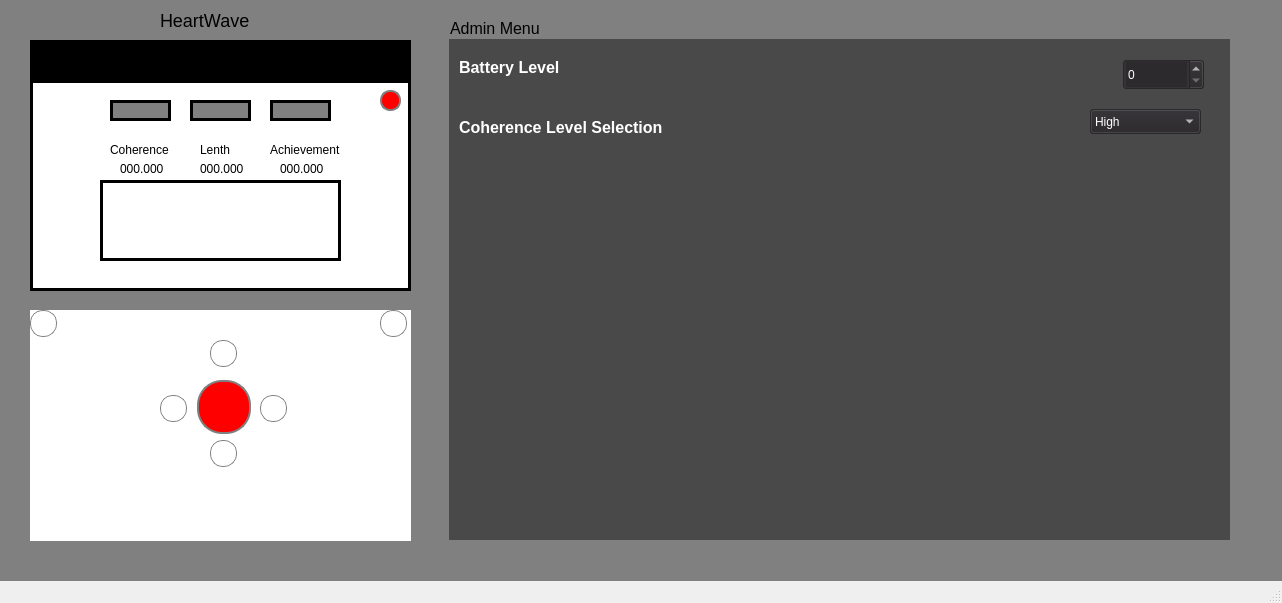
This is mainwindow.ui in ErikScholtzH/COMP-3004-Final-Project as Qt 5 draws it before an edit. The edited form follows.
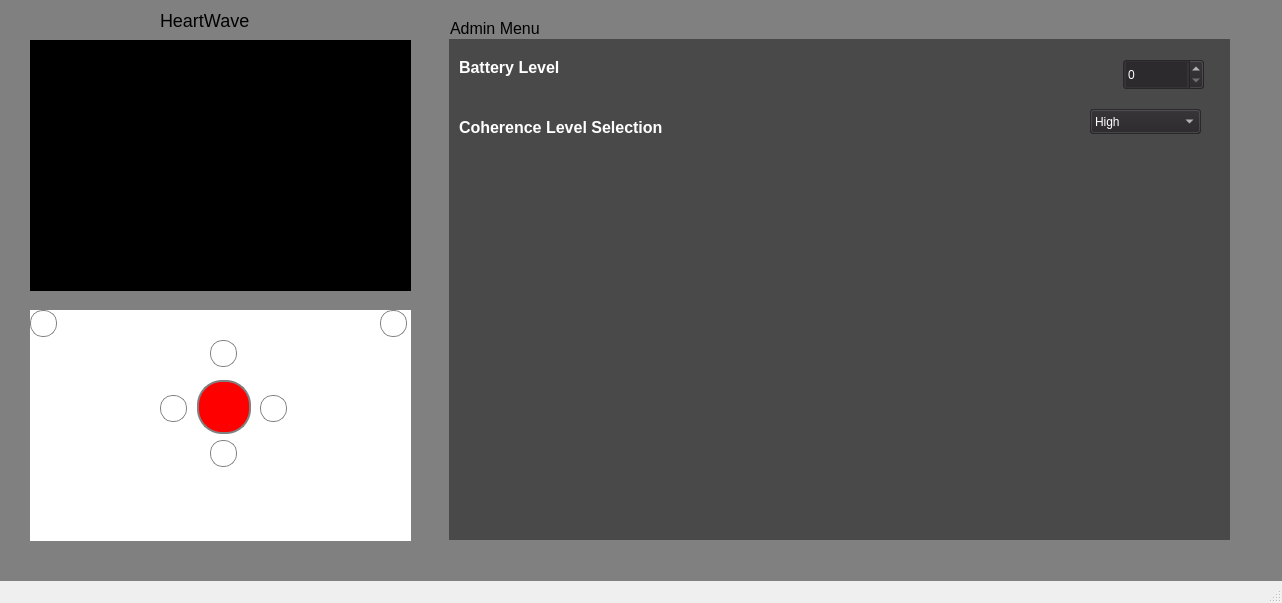
This is the edited form. Custom widgets are drawn as their Qt base class.

```diff
--- a/mainwindow.ui
+++ b/mainwindow.ui
@@ -266,25 +266,6 @@
 </string>
       </property>
      </widget>
-     <widget class="QFrame" name="frame">
-      <property name="geometry">
-       <rect>
-        <x>70</x>
-        <y>100</y>
-        <width>241</width>
-        <height>81</height>
-       </rect>
-      </property>
-      <property name="styleSheet">
-       <string notr="true"/>
-      </property>
-      <property name="frameShape">
-       <enum>QFrame::StyledPanel</enum>
-      </property>
-      <property name="frameShadow">
-       <enum>QFrame::Raised</enum>
-      </property>
-     </widget>
      <widget class="QWidget" name="widget_4" native="true">
       <property name="geometry">
        <rect>
@@ -393,7 +374,7 @@
       <property name="geometry">
        <rect>
         <x>80</x>
-        <y>60</y>
+        <y>40</y>
         <width>61</width>
         <height>20</height>
        </rect>
@@ -408,8 +389,8 @@
      <widget class="QLabel" name="label_5">
       <property name="geometry">
        <rect>
-        <x>90</x>
-        <y>80</y>
+        <x>80</x>
+        <y>60</y>
         <width>54</width>
         <height>17</height>
        </rect>
@@ -425,7 +406,7 @@
       <property name="geometry">
        <rect>
         <x>170</x>
-        <y>80</y>
+        <y>60</y>
         <width>54</width>
         <height>17</height>
        </rect>
@@ -441,7 +422,7 @@
       <property name="geometry">
        <rect>
         <x>240</x>
-        <y>60</y>
+        <y>40</y>
         <width>81</width>
         <height>20</height>
        </rect>
@@ -469,8 +450,8 @@
      <widget class="QLabel" name="label_7">
       <property name="geometry">
        <rect>
-        <x>250</x>
-        <y>80</y>
+        <x>240</x>
+        <y>60</y>
         <width>54</width>
         <height>17</height>
        </rect>
@@ -486,7 +467,7 @@
       <property name="geometry">
        <rect>
         <x>170</x>
-        <y>60</y>
+        <y>40</y>
         <width>41</width>
         <height>20</height>
        </rect>
@@ -495,7 +476,7 @@
        <string notr="true">border : none</string>
       </property>
       <property name="text">
-       <string>Lenth</string>
+       <string>Length</string>
       </property>
      </widget>
      <widget class="QWidget" name="widget_2" native="true">
@@ -511,8 +492,33 @@
        <string notr="true">background-color: grey</string>
       </property>
      </widget>
+     <widget class="QProgressBar" name="progressBar">
+      <property name="geometry">
+       <rect>
+        <x>70</x>
+        <y>190</y>
+        <width>241</width>
+        <height>16</height>
+       </rect>
+      </property>
+      <property name="value">
+       <number>0</number>
+      </property>
+      <property name="textVisible">
+       <bool>false</bool>
+      </property>
+     </widget>
+     <widget class="QCustomPlot" name="plot" native="true">
+      <property name="geometry">
+       <rect>
+        <x>40</x>
+        <y>80</y>
+        <width>291</width>
+        <height>111</height>
+       </rect>
+      </property>
+     </widget>
      <zorder>widget_5</zorder>
-     <zorder>frame</zorder>
      <zorder>label_2</zorder>
      <zorder>label_5</zorder>
      <zorder>label_6</zorder>
@@ -522,6 +528,8 @@
      <zorder>label_3</zorder>
      <zorder>widget_2</zorder>
      <zorder>widget_4</zorder>
+     <zorder>progressBar</zorder>
+     <zorder>plot</zorder>
     </widget>
     <widget class="QWidget" name="_0MainMenu" native="true">
      <property name="geometry">
@@ -1154,13 +1162,13 @@
       </widget>
      </widget>
     </widget>
+    <zorder>_2HVRScreen</zorder>
     <zorder>__Overview</zorder>
     <zorder>_1Settings</zorder>
     <zorder>_0MainMenu</zorder>
     <zorder>TopBar</zorder>
     <zorder>_3LogHistory</zorder>
     <zorder>OffScreen</zorder>
-    <zorder>_2HVRScreen</zorder>
    </widget>
    <widget class="QLabel" name="Title">
     <property name="geometry">
@@ -1572,6 +1580,14 @@
   </widget>
   <widget class="QStatusBar" name="statusbar"/>
  </widget>
+ <customwidgets>
+  <customwidget>
+   <class>QCustomPlot</class>
+   <extends>QWidget</extends>
+   <header>qcustomplot.h</header>
+   <container>1</container>
+  </customwidget>
+ </customwidgets>
  <resources/>
  <connections/>
 </ui>
```
